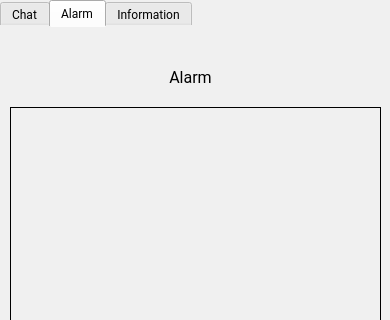
Old version of the form app.ui in the repository fireflies1988/HealthcareVirtualAssistant; both pictures show x 0 to 390 and y 0 to 320 of the 390 by 640 pixel window.
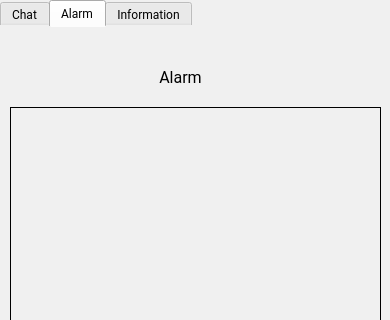
New version of the form. The open tabs and pages were chosen to show the change. Icons and pictures are not drawn.

```diff
--- a/app.ui
+++ b/app.ui
@@ -458,7 +458,7 @@
      <widget class="QLabel" name="label">
       <property name="geometry">
        <rect>
-        <x>150</x>
+        <x>140</x>
         <y>40</y>
         <width>81</width>
         <height>21</height>
```
Left out of the diff: 2 changed lines with no effect on the pictures.
